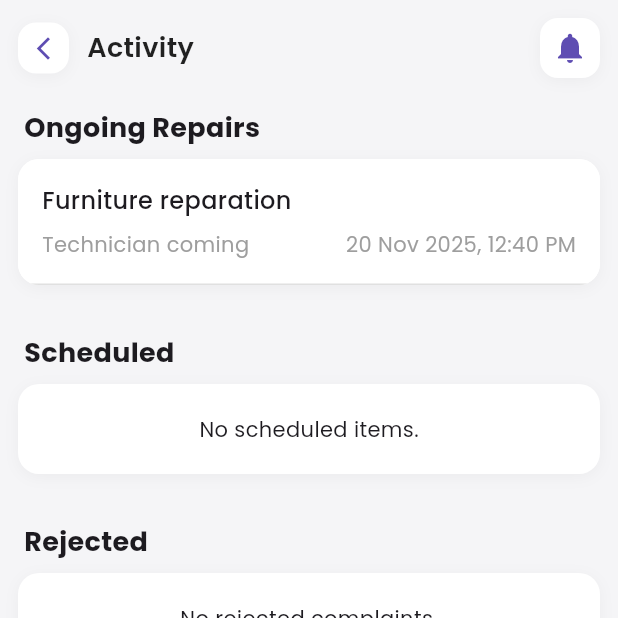
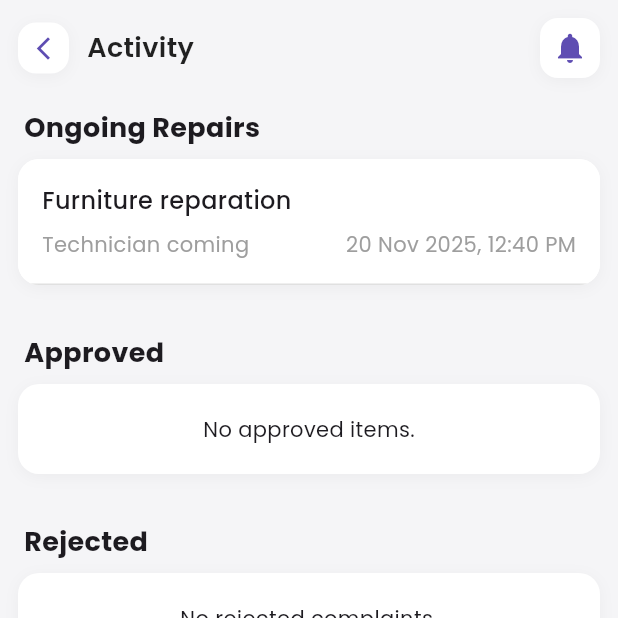
Before and after one commit to goh1217/SmartServe-KolejCare, a Flutter app: the ActivityScreen screen opened directly, on a phone screen of 412 x 824 dp, the top half of it. Run offline on Flutter 3.47's test engine with Material 3 defaults, Android fonts, the phone set to English and light mode, and no system bars; our stand-ins replace cloud_firestore, firebase_auth, firebase_core, flutter_image_compress, google_fonts, image_picker; accounts and stored records are empty; network calls fail; statements that could not run were skipped.

Commit message:
inprogress/scheduled changed to approved

```diff
--- a/lib/student/screens/activity.dart
+++ b/lib/student/screens/activity.dart
@@ -195,7 +195,7 @@ class _ActivityScreenState extends State<ActivityScreen> {
                 children: [
                   const Padding(
                     padding: EdgeInsets.only(left: 4, bottom: 8),
-                    child: Text('Scheduled', style: TextStyle(fontSize: 18, fontWeight: FontWeight.bold)),
+                    child: Text('Approved', style: TextStyle(fontSize: 18, fontWeight: FontWeight.bold)),
                   ),
                   Container(
                     decoration: BoxDecoration(
@@ -215,7 +215,7 @@ class _ActivityScreenState extends State<ActivityScreen> {
                         stream: (() {
                           final user = FirebaseAuth.instance.currentUser;
                           final uid = user?.uid ?? '';
-                          final qBase = FirebaseFirestore.instance.collection('complaint').where('reportStatus', isEqualTo: 'In Progress');
+                          final qBase = FirebaseFirestore.instance.collection('complaint').where('reportStatus', isEqualTo: 'Approved');
                           if (uid.isNotEmpty) {
                             final possible = [uid, '/collection/student/$uid', '/collection/student'];
                             return qBase.where('reportBy', whereIn: possible).snapshots();
@@ -265,7 +265,7 @@ class _ActivityScreenState extends State<ActivityScreen> {
                           if (userDocs.isEmpty) {
                             return const Padding(
                               padding: EdgeInsets.all(20),
-                              child: Center(child: Text('No scheduled items.')),
+                              child: Center(child: Text('No approved items.')),
                             );
                           }
 
@@ -283,7 +283,7 @@ class _ActivityScreenState extends State<ActivityScreen> {
 
                               final item = ActivityItem(
                                 title: title,
-                                status: data['reportStatus']?.toString() ?? 'In Progress',
+                                status: data['reportStatus']?.toString() ?? 'Approved',
                                 date: dateStr,
                                 onTap: () async {
                                   final techName = await _getTechnicianName(data);
@@ -293,7 +293,7 @@ class _ActivityScreenState extends State<ActivityScreen> {
                                     MaterialPageRoute(
                                       builder: (context) => ScheduledRepairScreen(
                                         reportId: (data['complaintID'] ?? d.id).toString(),
-                                        status: data['reportStatus']?.toString() ?? 'In Progress',
+                                        status: data['reportStatus']?.toString() ?? 'Approved',
                                         scheduledDate: dateStr,
                                         assignedTechnician: techName.isNotEmpty ? techName : (data['assignedTechnicianName'] ?? data['assignedTo'] ?? '').toString(),
                                         damageCategory: (data['damageCategory'] ?? '').toString(),
```
